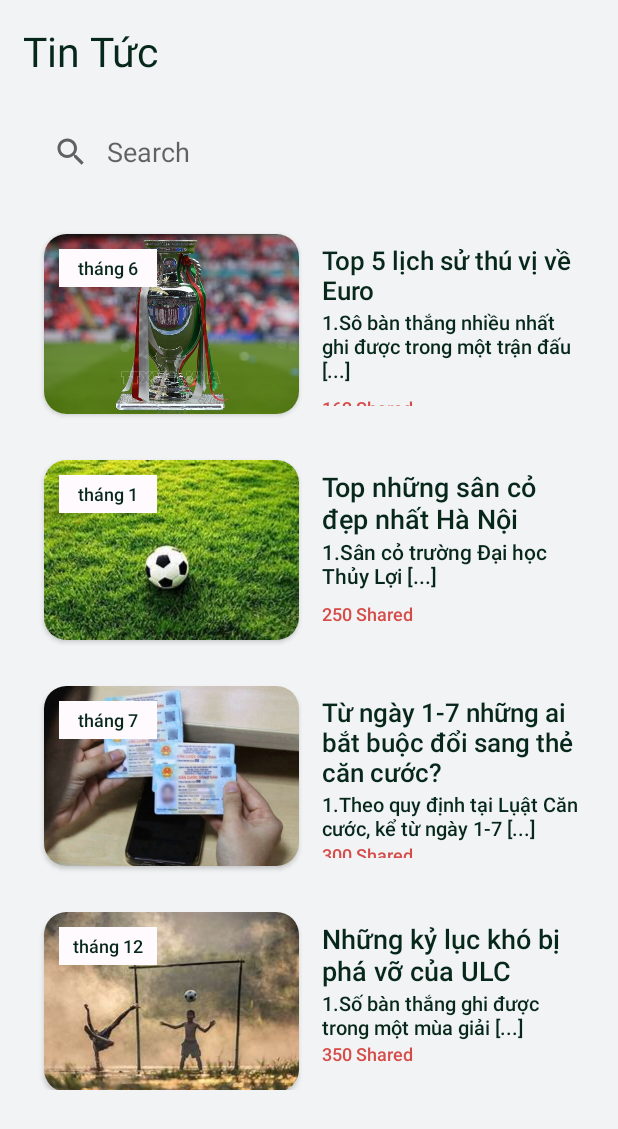
After one commit to levanthoi/Book-Pitch, an Android app: the layout activity_news.xml on its own in the app's theme, with its tools: preview values and no code run, on a phone screen of 412 x 824 dp. The commit adds this screen. Shown: the top 1129 px of the screen. Run offline under Robolectric (Android 15) with nearby library versions, the phone set to English and light mode, and no system bars.

Commit message:
TLU_8_Tin_tuc

```diff
--- /dev/null
+++ b/app/src/main/java/com/example/book_pitch/Activities/NewsActivity.java
@@ -0,0 +1,16 @@
+package com.example.book_pitch.Activities;
+
+import androidx.appcompat.app.AppCompatActivity;
+
+import android.os.Bundle;
+
+import com.example.book_pitch.R;
+
+public class NewsActivity extends AppCompatActivity {
+
+    @Override
+    protected void onCreate(Bundle savedInstanceState) {
+        super.onCreate(savedInstanceState);
+        setContentView(R.layout.activity_news);
+    }
+}
--- /dev/null
+++ b/app/src/main/res/drawable/light_bg.xml
@@ -0,0 +1,4 @@
+<?xml version="1.0" encoding="utf-8"?>
+<selector xmlns:android="http://schemas.android.com/apk/res/android">
+
+</selector>
--- /dev/null
+++ b/app/src/main/res/font/poppins_bold.xml
@@ -0,0 +1,4 @@
+<?xml version="1.0" encoding="utf-8"?>
+<font-family xmlns:android="http://schemas.android.com/apk/res/android">
+
+</font-family>
--- /dev/null
+++ b/app/src/main/res/layout/activity_news.xml
@@ -0,0 +1,55 @@
+<?xml version="1.0" encoding="utf-8"?>
+<RelativeLayout xmlns:android="http://schemas.android.com/apk/res/android"
+    xmlns:app="http://schemas.android.com/apk/res-auto"
+    xmlns:tools="http://schemas.android.com/tools"
+    android:layout_width="match_parent"
+    android:layout_height="match_parent"
+    android:orientation="vertical"
+    tools:context=".Activities.NewsActivity">
+
+    <TextView
+        android:id="@+id/textView"
+        android:layout_width="wrap_content"
+        android:layout_height="wrap_content"
+        android:layout_marginStart="15dp"
+        android:layout_marginTop="15dp"
+        android:text="Tin Tức"
+        android:textColor="@color/black"
+        android:textSize="27sp" />
+
+    <View
+        android:id="@+id/view"
+        android:layout_width="40dp"
+        android:layout_height="5dp"
+        android:layout_below="@id/textView"
+        android:layout_alignStart="@+id/textView"
+        android:background="@drawable/light_bg"
+        android:backgroundTint="@color/black" />
+
+    <androidx.appcompat.widget.SearchView
+        android:id="@+id/searchview"
+        android:layout_width="wrap_content"
+        android:layout_height="wrap_content"
+        android:layout_below="@id/view"
+        android:layout_marginStart="15dp"
+        android:layout_marginTop="19dp"
+        android:layout_marginBottom="15dp"
+        android:backgroundTint="@color/white"
+        app:iconifiedByDefault="false"
+        app:queryBackground="@android:color/transparent"
+        app:queryHint="Search">
+
+    </androidx.appcompat.widget.SearchView>
+
+
+    <androidx.recyclerview.widget.RecyclerView
+        android:id="@+id/rv_blogs"
+        android:layout_width="396dp"
+        android:layout_height="586dp"
+        android:layout_below="@id/searchview"
+        android:layout_marginStart="14dp"
+        android:layout_marginTop="0dp"
+        android:layout_marginEnd="14dp"
+        android:layout_marginBottom="14dp"
+        tools:listitem="@layout/row" />
+</RelativeLayout>
--- /dev/null
+++ b/app/src/main/res/layout/row.xml
@@ -0,0 +1,317 @@
+<?xml version="1.0" encoding="utf-8"?>
+<RelativeLayout xmlns:android="http://schemas.android.com/apk/res/android"
+    xmlns:tools="http://schemas.android.com/tools"
+    android:layout_width="wrap_content"
+    android:layout_height="wrap_content"
+    xmlns:app="http://schemas.android.com/apk/res-auto">
+
+    <androidx.cardview.widget.CardView
+        android:layout_width="wrap_content"
+        android:layout_height="wrap_content"
+        android:id="@+id/card"
+        android:layout_margin="15dp"
+        app:cardCornerRadius="15dp">
+
+
+        <ImageView
+            android:id="@+id/imageView3"
+            android:layout_width="170dp"
+            android:layout_height="120dp"
+            android:scaleType="centerCrop"
+            tools:srcCompat="@drawable/vna_potal_euro_2020_le_be_mac_an_tuong_voi_cong_nghe_hinh_anh_thuc_te_ao_stand" />
+
+        <TextView
+            android:layout_width="65dp"
+            android:layout_height="25dp"
+            android:layout_margin="10dp"
+            android:background="@color/white"
+            android:backgroundTint="@color/white"
+            android:fontFamily="sans-serif-medium"
+            android:gravity="center"
+            android:text="tháng 6"
+            android:textColor="@color/black"
+            android:textSize="12sp" />
+    </androidx.cardview.widget.CardView>
+
+
+    <LinearLayout
+        android:id="@+id/layout1"
+        android:layout_width="wrap_content"
+        android:layout_height="wrap_content"
+        android:layout_alignTop="@+id/card"
+        android:layout_alignBottom="@+id/card"
+        android:layout_alignParentEnd="true"
+        android:layout_marginTop="5dp"
+        android:layout_marginEnd="11dp"
+        android:layout_marginBottom="5dp"
+        android:layout_toEndOf="@+id/card"
+        android:orientation="vertical">
+
+
+        <TextView
+            android:id="@+id/textView8"
+            android:layout_width="wrap_content"
+            android:layout_height="wrap_content"
+            android:layout_marginBottom="0dp"
+            android:fontFamily="sans-serif-medium"
+            android:text="Top 5 lịch sử thú vị về Euro"
+            android:textColor="@color/black"
+            android:textSize="17sp" />
+
+        <TextView
+            android:id="@+id/textView9"
+            android:layout_width="wrap_content"
+            android:layout_height="wrap_content"
+            android:layout_marginBottom="0dp"
+            android:maxLines="3"
+            android:fontFamily="sans-serif-medium"
+            android:text="1.Sô bàn thắng nhiều nhất ghi được trong một trận đấu [...]"
+            android:textColor="@color/black"
+            android:textSize="13sp" />
+
+        <TextView
+            android:id="@+id/textView10"
+            android:layout_width="wrap_content"
+            android:layout_height="wrap_content"
+            android:layout_marginTop="7dp"
+            android:layout_marginBottom="0dp"
+            android:fontFamily="sans-serif-medium"
+            android:text="162 Shared"
+            android:textColor="@color/red"
+            android:textSize="12sp" />
+
+    </LinearLayout>
+
+
+    <androidx.cardview.widget.CardView
+        android:layout_width="wrap_content"
+        android:layout_height="wrap_content"
+        android:layout_below="@id/card"
+        android:id="@+id/card1"
+        android:layout_margin="15dp"
+        app:cardCornerRadius="15dp">
+
+
+        <ImageView
+            android:id="@+id/imageView4"
+            android:layout_width="170dp"
+            android:layout_height="120dp"
+            android:scaleType="centerCrop"
+            tools:srcCompat="@drawable/anhtt" />
+
+        <TextView
+            android:layout_width="65dp"
+            android:layout_height="25dp"
+            android:layout_margin="10dp"
+            android:background="@color/white"
+            android:backgroundTint="@color/white"
+            android:fontFamily="sans-serif-medium"
+            android:gravity="center"
+            android:text="tháng 1"
+            android:textColor="@color/black"
+            android:textSize="12sp" />
+    </androidx.cardview.widget.CardView>
+
+
+    <LinearLayout
+        android:layout_width="wrap_content"
+        android:layout_height="wrap_content"
+        android:layout_alignTop="@+id/card1"
+        android:layout_alignBottom="@+id/card1"
+        android:layout_alignParentEnd="true"
+        android:layout_marginTop="5dp"
+        android:layout_marginEnd="11dp"
+        android:layout_marginBottom="5dp"
+        android:layout_toEndOf="@+id/card"
+        android:orientation="vertical">
+
+
+        <TextView
+            android:id="@+id/textView11"
+            android:layout_width="wrap_content"
+            android:layout_height="wrap_content"
+            android:layout_marginBottom="0dp"
+            android:fontFamily="sans-serif-medium"
+            android:text="Top những sân cỏ đẹp nhất Hà Nội"
+            android:textColor="@color/black"
+            android:textSize="18sp" />
+
+        <TextView
+            android:id="@+id/textView12"
+            android:layout_width="wrap_content"
+            android:layout_height="wrap_content"
+            android:layout_marginBottom="0dp"
+            android:maxLines="3"
+            android:fontFamily="sans-serif-medium"
+            android:text="1.Sân cỏ trường Đại học Thủy Lợi [...]"
+            android:textColor="@color/black"
+            android:textSize="14sp" />
+
+        <TextView
+            android:id="@+id/textView13"
+            android:layout_width="wrap_content"
+            android:layout_height="wrap_content"
+            android:layout_marginTop="7dp"
+            android:layout_marginBottom="0dp"
+            android:fontFamily="sans-serif-medium"
+            android:text="250 Shared"
+            android:textColor="@color/red"
+            android:textSize="12sp" />
+
+    </LinearLayout>
+
+    <androidx.cardview.widget.CardView
+        android:layout_width="wrap_content"
+        android:layout_height="wrap_content"
+        android:layout_below="@id/card1"
+        android:id="@+id/card2"
+        android:layout_margin="15dp"
+        app:cardCornerRadius="15dp">
+
+
+        <ImageView
+            android:id="@+id/imageView5"
+            android:layout_width="170dp"
+            android:layout_height="120dp"
+            android:scaleType="centerCrop"
+            tools:srcCompat="@drawable/anhcc1" />
+
+        <TextView
+            android:layout_width="65dp"
+            android:layout_height="25dp"
+            android:layout_margin="10dp"
+            android:background="@color/white"
+            android:backgroundTint="@color/white"
+            android:fontFamily="sans-serif-medium"
+            android:gravity="center"
+            android:text="tháng 7"
+            android:textColor="@color/black"
+            android:textSize="12sp" />
+    </androidx.cardview.widget.CardView>
+
+
+    <LinearLayout
+        android:layout_width="wrap_content"
+        android:layout_height="wrap_content"
+        android:layout_alignTop="@+id/card2"
+        android:layout_alignBottom="@+id/card2"
+        android:layout_alignParentEnd="true"
+        android:layout_marginTop="5dp"
+        android:layout_marginEnd="11dp"
+        android:layout_marginBottom="5dp"
+        android:layout_toEndOf="@+id/card"
+        android:orientation="vertical">
+
+
+        <TextView
+            android:id="@+id/textView14"
+            android:layout_width="wrap_content"
+            android:layout_height="wrap_content"
+            android:layout_marginBottom="0dp"
+            android:fontFamily="sans-serif-medium"
+            android:text="Từ ngày 1-7 những ai bắt buộc đổi sang thẻ căn cước?"
+            android:textColor="@color/black"
+            android:textSize="17sp" />
+
+        <TextView
+            android:id="@+id/textView15"
+            android:layout_width="wrap_content"
+            android:layout_height="wrap_content"
+            android:layout_marginBottom="0dp"
+            android:maxLines="3"
+            android:fontFamily="sans-serif-medium"
+            android:text="1.Theo quy định tại Lụật Căn cước, kể từ ngày 1-7 [...]"
+            android:textColor="@color/black"
+            android:textSize="13sp" />
+
+        <TextView
+            android:id="@+id/textView16"
+            android:layout_width="wrap_content"
+            android:layout_height="wrap_content"
+            android:layout_marginTop="0dp"
+            android:layout_marginBottom="0dp"
+            android:fontFamily="sans-serif-medium"
+            android:text="300 Shared"
+            android:textColor="@color/red"
+            android:textSize="12sp" />
+
+    </LinearLayout>
+
+    <androidx.cardview.widget.CardView
+        android:layout_width="wrap_content"
+        android:layout_height="wrap_content"
+        android:layout_below="@id/card2"
+        android:id="@+id/card3"
+        android:layout_margin="15dp"
+        app:cardCornerRadius="15dp">
+
+
+        <ImageView
+            android:id="@+id/imageView6"
+            android:layout_width="170dp"
+            android:layout_height="120dp"
+            android:scaleType="centerCrop"
+            tools:srcCompat="@drawable/th" />
+
+        <TextView
+            android:layout_width="65dp"
+            android:layout_height="25dp"
+            android:layout_margin="10dp"
+            android:background="@color/white"
+            android:backgroundTint="@color/white"
+            android:fontFamily="sans-serif-medium"
+            android:gravity="center"
+            android:text="tháng 12"
+            android:textColor="@color/black"
+            android:textSize="12sp" />
+    </androidx.cardview.widget.CardView>
+
+
+    <LinearLayout
+        android:layout_width="wrap_content"
+        android:layout_height="wrap_content"
+        android:layout_alignTop="@+id/card3"
+        android:layout_alignBottom="@+id/card3"
+        android:layout_alignParentEnd="true"
+        android:layout_marginTop="5dp"
+        android:layout_marginEnd="11dp"
+        android:layout_marginBottom="5dp"
+        android:layout_toEndOf="@+id/card"
+        android:orientation="vertical">
+
+
+        <TextView
+            android:id="@+id/textView17"
+            android:layout_width="wrap_content"
+            android:layout_height="wrap_content"
+            android:layout_marginBottom="0dp"
+            android:fontFamily="sans-serif-medium"
+            android:text="Những kỷ lục khó bị phá vỡ của ULC"
+            android:textColor="@color/black"
+            android:textSize="18sp" />
+
+        <TextView
+            android:id="@+id/textView18"
+            android:layout_width="wrap_content"
+            android:layout_height="wrap_content"
+            android:layout_marginBottom="0dp"
+            android:maxLines="3"
+            android:fontFamily="sans-serif-medium"
+            android:text="1.Số bàn thắng ghi được trong một mùa giải [...]"
+            android:textColor="@color/black"
+            android:textSize="13sp" />
+
+        <TextView
+            android:id="@+id/textView19"
+            android:layout_width="wrap_content"
+            android:layout_height="wrap_content"
+            android:layout_marginTop="0dp"
+            android:layout_marginBottom="0dp"
+            android:fontFamily="sans-serif-medium"
+            android:text="350 Shared"
+            android:textColor="@color/red"
+            android:textSize="12sp" />
+
+    </LinearLayout>
+
+</RelativeLayout>
--- a/app/src/main/res/values/strings.xml
+++ b/app/src/main/res/values/strings.xml
@@ -24,4 +24,5 @@
     <string name="time">Từ 17h-19h ạ</string>
     <string name="stk">100k STK : 666666666 MB Bank</string>
     <string name="time1">12:03</string>
+    <string name="tin_t_c">Tin Tức</string>
 </resources>
```
Also changed, not shown: app/src/main/AndroidManifest.xml (+8 -7 lines), app/src/main/res/drawable/anhcc1.jpeg (added), app/src/main/res/drawable/anhtt.jpg (added), app/src/main/res/drawable/th.jpg (added), app/src/main/res/drawable/vna_potal_euro_2020_le_be_mac_an_tuong_voi_cong_nghe_hinh_anh_thuc_te_ao_stand.jpg (added).
